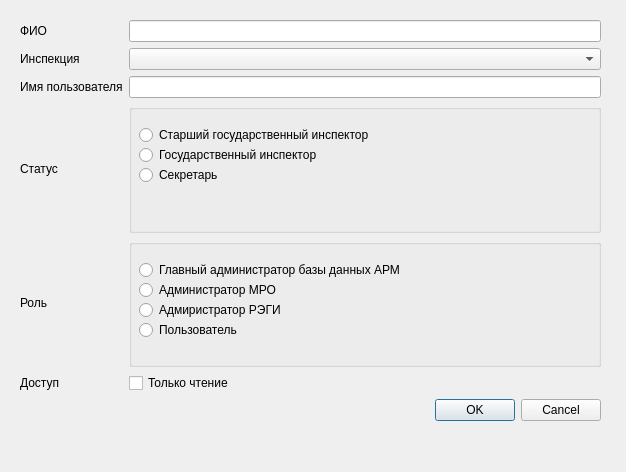
sid1980/ARMInspector, file ARMInspectorGUI/userEditFrm.ui: the form before one commit.
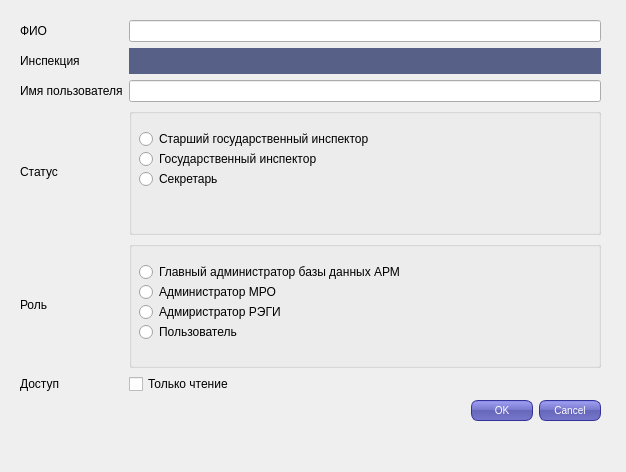
The form after the commit. Icons and pictures are not drawn.

```diff
--- a/ARMInspectorGUI/userEditFrm.ui
+++ b/ARMInspectorGUI/userEditFrm.ui
@@ -13,6 +13,25 @@
   <property name="windowTitle">
    <string>Редактирование пользователя</string>
   </property>
+  <property name="styleSheet">
+   <string notr="true">QPushButton {
+color: white;
+background-color: QLinearGradient( x1: 0, y1: 0, x2: 0, y2: 1, stop: 0 #88d, stop: 0.1 #99e, stop: 0.49 #77c, stop: 0.5 #66b, stop: 1 #77c);
+border-width: 1px;
+border-color: #339;
+border-style: solid;
+border-radius: 7;
+padding: 3px;
+font-size: 10px;
+padding-left: 5px;
+padding-right: 5px;
+min-width: 50px;
+max-width: 50px;
+min-height: 13px;
+max-height: 13px;
+}
+</string>
+  </property>
   <widget class="QWidget" name="layoutWidget">
    <property name="geometry">
     <rect>
@@ -110,7 +129,49 @@
      <widget class="QLineEdit" name="lineEditFio"/>
     </item>
     <item row="1" column="1">
-     <widget class="QComboBox" name="comboBoxInspection"/>
+     <widget class="QComboBox" name="comboBoxInspection">
+      <property name="styleSheet">
+       <string notr="true">QComboBox{
+border:                 none;
+background-color:   rgb(87, 96, 134);
+color:                      rgb(255, 255, 255);
+font-weight:            bold;
+padding:                    5px 
+
+}
+
+QComboBox::drop-down{
+    border:                 none;
+    background-color:   rgb(87, 96, 134);
+    color:                      rgb(255, 255, 255);
+    font-weight:            bold;
+    padding:                    0px;
+}
+
+QComboBox::down-arrow{
+    image:                      url(icons/combobox_down_arrow.png);
+    padding-right:          5px;
+}
+
+QListView{
+    border:                 none;
+    color:                      rgb(87, 96, 134);
+    background-color:   rgb(255, 255, 255);
+    font-weight:            bold;
+    selection-background-color: rgb(47, 175, 178);
+    show-decoration-selected: 1;
+    margin-left:                -10px;
+    padding-left    :           15px;
+}
+
+QListView::item:hover{
+
+    background-color:   rgb(47, 175, 178);
+    border:                 none;
+}
+</string>
+      </property>
+     </widget>
     </item>
     <item row="3" column="1">
      <widget class="QGroupBox" name="groupBoxStatus">
```
Left out of the diff: 6 changed lines with no effect on the pictures.
